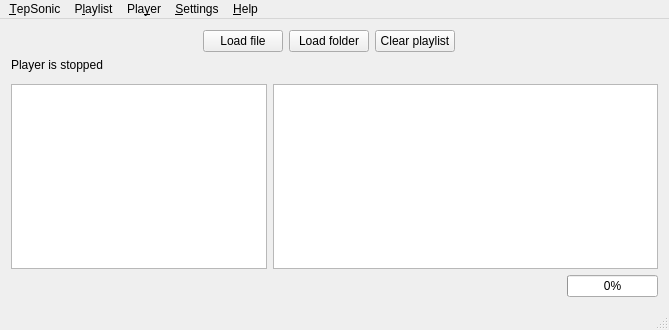
Qt form mainwindow.ui (danvratil/TepSonic) before a commit.
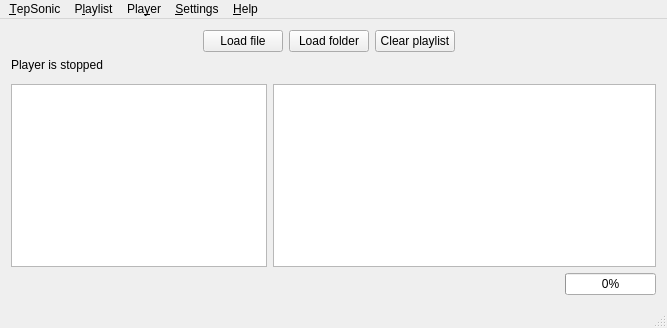
The same form after that commit. Icons and pictures are not drawn. Custom widgets are drawn as their Qt base class.

What changed in the file:
```diff
--- a/mainwindow.ui
+++ b/mainwindow.ui
@@ -6,8 +6,8 @@
    <rect>
     <x>0</x>
     <y>0</y>
-    <width>669</width>
-    <height>330</height>
+    <width>667</width>
+    <height>328</height>
    </rect>
   </property>
   <property name="sizePolicy">
@@ -316,7 +316,7 @@
     <rect>
      <x>0</x>
      <y>0</y>
-     <width>669</width>
+     <width>667</width>
      <height>20</height>
     </rect>
    </property>
```
Left out of the diff: 117 changed lines with no effect on the pictures.
